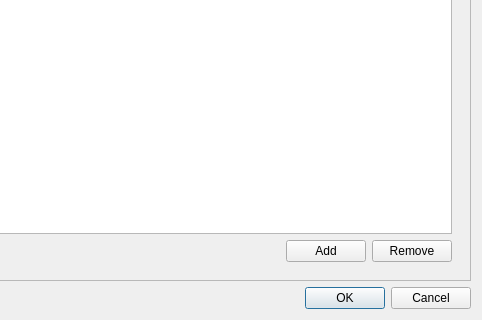
First picture: the form in src/desktop/ui/settings.ui, repository drawpile/Drawpile, before the edit; both pictures show x 293 to 775 and y 225 to 545 of the 775 by 545 pixel window.
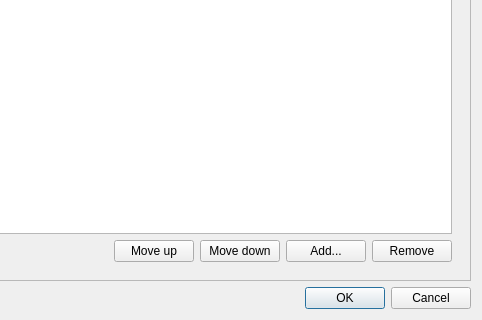
Second picture: the form after the edit. The open tabs and pages were chosen to show the change. Icons and pictures are not drawn. Custom widgets are drawn as their Qt base class.

What changed in the file:
```diff
--- a/src/desktop/ui/settings.ui
+++ b/src/desktop/ui/settings.ui
@@ -949,10 +949,30 @@
                 </property>
                </spacer>
               </item>
+              <item>
+               <widget class="QPushButton" name="listserverUp">
+                <property name="text">
+                 <string>Move up</string>
+                </property>
+                <property name="icon">
+                 <iconset theme="arrow-up"/>
+                </property>
+               </widget>
+              </item>
+              <item>
+               <widget class="QPushButton" name="listserverDown">
+                <property name="text">
+                 <string>Move down</string>
+                </property>
+                <property name="icon">
+                 <iconset theme="arrow-down"/>
+                </property>
+               </widget>
+              </item>
               <item>
                <widget class="QPushButton" name="addListServer">
                 <property name="text">
-                 <string>Add</string>
+                 <string>Add...</string>
                 </property>
                </widget>
               </item>
```
